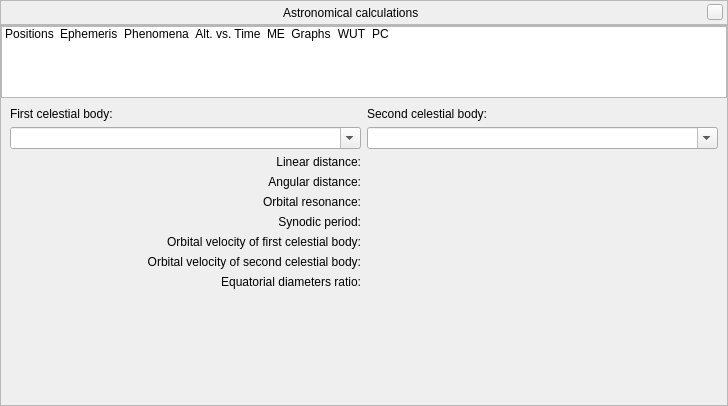
Above: src/gui/astroCalcDialog.ui from 519984307/stellarium_src before the change. Below: the same form after it.
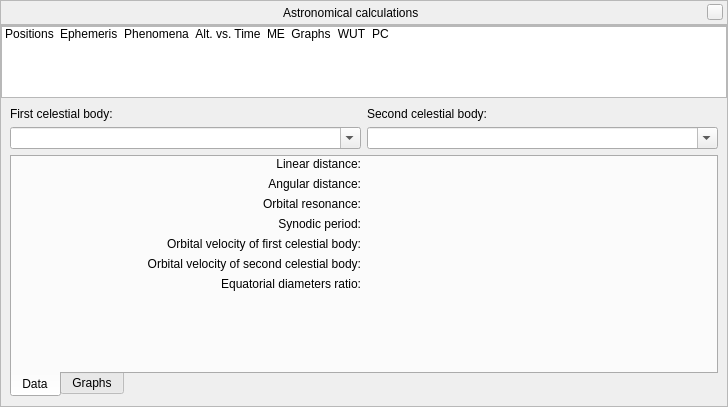
That is the form after the change. The open tabs and pages were chosen to show the change. Icons and pictures are not drawn. Custom widgets are drawn as their Qt base class.

Commit message: Enhance AstroCalc/PC tool

The edit to the form file:
```diff
--- a/src/gui/astroCalcDialog.ui
+++ b/src/gui/astroCalcDialog.ui
@@ -7,7 +7,7 @@
     <x>0</x>
     <y>0</y>
     <width>728</width>
-    <height>406</height>
+    <height>407</height>
    </rect>
   </property>
   <layout class="QVBoxLayout" name="verticalLayout_4">
@@ -1203,34 +1203,8 @@
         </widget>
         <widget class="QWidget" name="stackedWidgetPage8">
          <layout class="QGridLayout" name="gridLayout_8">
-          <item row="1" column="0">
-           <spacer name="verticalSpacer">
-            <property name="orientation">
-             <enum>Qt::Vertical</enum>
-            </property>
-            <property name="sizeHint" stdset="0">
-             <size>
-              <width>20</width>
-              <height>148</height>
-             </size>
-            </property>
-           </spacer>
-          </item>
           <item row="0" column="0">
            <layout class="QGridLayout" name="gridLayoutPCalc">
-            <item row="7" column="1">
-             <widget class="QLabel" name="labelOrbitalVelocitySCBValue"/>
-            </item>
-            <item row="7" column="0">
-             <widget class="QLabel" name="labelOrbitalVelocitySCB">
-              <property name="text">
-               <string>Orbital velocity of second celestial body:</string>
-              </property>
-              <property name="alignment">
-               <set>Qt::AlignRight|Qt::AlignTrailing|Qt::AlignVCenter</set>
-              </property>
-             </widget>
-            </item>
             <item row="1" column="1">
              <widget class="QComboBox" name="secondCelestialBodyComboBox">
               <property name="editable">
@@ -1251,22 +1225,6 @@
               </property>
              </widget>
             </item>
-            <item row="6" column="1">
-             <widget class="QLabel" name="labelOrbitalVelocityFCBValue"/>
-            </item>
-            <item row="6" column="0">
-             <widget class="QLabel" name="labelOrbitalVelocityFCB">
-              <property name="text">
-               <string>Orbital velocity of first celestial body:</string>
-              </property>
-              <property name="alignment">
-               <set>Qt::AlignRight|Qt::AlignTrailing|Qt::AlignVCenter</set>
-              </property>
-             </widget>
-            </item>
-            <item row="2" column="1">
-             <widget class="QLabel" name="labelLinearDistanceValue"/>
-            </item>
             <item row="0" column="0">
              <widget class="QLabel" name="labelFCB">
               <property name="text">
@@ -1274,17 +1232,43 @@
               </property>
              </widget>
             </item>
-            <item row="3" column="0">
-             <widget class="QLabel" name="labelAngularDistance">
+            <item row="0" column="1">
+             <widget class="QLabel" name="labelSCB">
               <property name="text">
-               <string>Angular distance:</string>
-              </property>
-              <property name="alignment">
-               <set>Qt::AlignRight|Qt::AlignTrailing|Qt::AlignVCenter</set>
+               <string>Second celestial body:</string>
               </property>
              </widget>
             </item>
-            <item row="4" column="0">
+           </layout>
+          </item>
+          <item row="1" column="0">
+           <widget class="QTabWidget" name="tabWidgetPC">
+            <property name="tabPosition">
+             <enum>QTabWidget::South</enum>
+            </property>
+            <property name="currentIndex">
+             <number>0</number>
+            </property>
+            <widget class="QWidget" name="tabData">
+             <attribute name="title">
+              <string>Data</string>
+             </attribute>
+             <layout class="QGridLayout" name="gridLayout_10">
+              <property name="leftMargin">
+               <number>0</number>
+              </property>
+              <property name="topMargin">
+               <number>0</number>
+              </property>
+              <property name="rightMargin">
+               <number>0</number>
+              </property>
+              <property name="bottomMargin">
+               <number>0</number>
+              </property>
+              <item row="0" column="0">
+               <layout class="QGridLayout" name="gridLayout_9">
+                <item row="2" column="0">
              <widget class="QLabel" name="labelOrbitalResonance">
               <property name="text">
                <string>Orbital resonance:</string>
@@ -1294,33 +1278,13 @@
               </property>
              </widget>
             </item>
-            <item row="4" column="1">
-             <widget class="QLabel" name="labelOrbitalResonanceValue"/>
-            </item>
-            <item row="2" column="0">
-             <widget class="QLabel" name="labelLinearDistance">
-              <property name="text">
-               <string>Linear distance:</string>
-              </property>
-              <property name="alignment">
-               <set>Qt::AlignRight|Qt::AlignTrailing|Qt::AlignVCenter</set>
-              </property>
-             </widget>
+                <item row="0" column="1">
+                 <widget class="QLabel" name="labelLinearDistanceValue"/>
             </item>
             <item row="3" column="1">
-             <widget class="QLabel" name="labelAngularDistanceValue"/>
-            </item>
-            <item row="5" column="1">
              <widget class="QLabel" name="labelSynodicPeriodValue"/>
             </item>
-            <item row="0" column="1">
-             <widget class="QLabel" name="labelSCB">
-              <property name="text">
-               <string>Second celestial body:</string>
-              </property>
-             </widget>
-            </item>
-            <item row="5" column="0">
+                <item row="3" column="0">
              <widget class="QLabel" name="labelSynodicPeriod">
               <property name="text">
                <string>Synodic period:</string>
@@ -1330,7 +1294,59 @@
               </property>
              </widget>
             </item>
-            <item row="8" column="0">
+                <item row="4" column="0">
+                 <widget class="QLabel" name="labelOrbitalVelocityFCB">
+                  <property name="text">
+                   <string>Orbital velocity of first celestial body:</string>
+                  </property>
+                  <property name="alignment">
+                   <set>Qt::AlignRight|Qt::AlignTrailing|Qt::AlignVCenter</set>
+                  </property>
+                 </widget>
+                </item>
+                <item row="5" column="1">
+                 <widget class="QLabel" name="labelOrbitalVelocitySCBValue"/>
+                </item>
+                <item row="1" column="0">
+                 <widget class="QLabel" name="labelAngularDistance">
+                  <property name="text">
+                   <string>Angular distance:</string>
+                  </property>
+                  <property name="alignment">
+                   <set>Qt::AlignRight|Qt::AlignTrailing|Qt::AlignVCenter</set>
+                  </property>
+                 </widget>
+                </item>
+                <item row="4" column="1">
+                 <widget class="QLabel" name="labelOrbitalVelocityFCBValue"/>
+                </item>
+                <item row="2" column="1">
+                 <widget class="QLabel" name="labelOrbitalResonanceValue"/>
+                </item>
+                <item row="0" column="0">
+                 <widget class="QLabel" name="labelLinearDistance">
+                  <property name="text">
+                   <string>Linear distance:</string>
+                  </property>
+                  <property name="alignment">
+                   <set>Qt::AlignRight|Qt::AlignTrailing|Qt::AlignVCenter</set>
+                  </property>
+                 </widget>
+                </item>
+                <item row="5" column="0">
+                 <widget class="QLabel" name="labelOrbitalVelocitySCB">
+                  <property name="text">
+                   <string>Orbital velocity of second celestial body:</string>
+                  </property>
+                  <property name="alignment">
+                   <set>Qt::AlignRight|Qt::AlignTrailing|Qt::AlignVCenter</set>
+                  </property>
+                 </widget>
+                </item>
+                <item row="1" column="1">
+                 <widget class="QLabel" name="labelAngularDistanceValue"/>
+                </item>
+                <item row="6" column="0">
              <widget class="QLabel" name="labelEquatorialRadiiRatioRatio">
               <property name="text">
                <string>Equatorial diameters ratio:</string>
@@ -1340,7 +1356,7 @@
               </property>
              </widget>
             </item>
-            <item row="8" column="1">
+                <item row="6" column="1">
              <widget class="QLabel" name="labelEquatorialRadiiRatioValue">
               <property name="text">
                <string/>
@@ -1348,6 +1364,78 @@
              </widget>
             </item>
            </layout>
+              </item>
+              <item row="1" column="0">
+               <spacer name="verticalSpacer">
+                <property name="orientation">
+                 <enum>Qt::Vertical</enum>
+                </property>
+                <property name="sizeHint" stdset="0">
+                 <size>
+                  <width>20</width>
+                  <height>40</height>
+                 </size>
+                </property>
+               </spacer>
+              </item>
+             </layout>
+            </widget>
+            <widget class="QWidget" name="tabDistanceGraph">
+             <attribute name="title">
+              <string>Graphs</string>
+             </attribute>
+             <layout class="QGridLayout" name="gridLayout_11">
+              <property name="leftMargin">
+               <number>0</number>
+              </property>
+              <property name="topMargin">
+               <number>0</number>
+              </property>
+              <property name="rightMargin">
+               <number>0</number>
+              </property>
+              <property name="bottomMargin">
+               <number>0</number>
+              </property>
+              <item row="1" column="0">
+               <widget class="QCustomPlot" name="pcDistanceGraphPlot" native="true">
+                <property name="sizePolicy">
+                 <sizepolicy hsizetype="Expanding" vsizetype="Expanding">
+                  <horstretch>0</horstretch>
+                  <verstretch>0</verstretch>
+                 </sizepolicy>
+                </property>
+               </widget>
+              </item>
+              <item row="0" column="0">
+               <widget class="QLabel" name="pcDistanceGraphLabel">
+                <property name="font">
+                 <font>
+                  <weight>75</weight>
+                  <bold>true</bold>
+                 </font>
+                </property>
+                <property name="text">
+                 <string>Change linear and angular distance between selected celestial bodies</string>
+                </property>
+                <property name="alignment">
+                 <set>Qt::AlignCenter</set>
+                </property>
+               </widget>
+              </item>
+              <item row="2" column="0">
+               <widget class="QLabel" name="pcDistanceGraphLegend">
+                <property name="text">
+                 <string>red graph: linear distance; yellow graph: angular distance</string>
+                </property>
+                <property name="alignment">
+                 <set>Qt::AlignCenter</set>
+                </property>
+               </widget>
+              </item>
+             </layout>
+            </widget>
+           </widget>
           </item>
          </layout>
         </widget>
```
Lines whose indentation alone changed are shown as unchanged. The commit also changes 2 other files.
